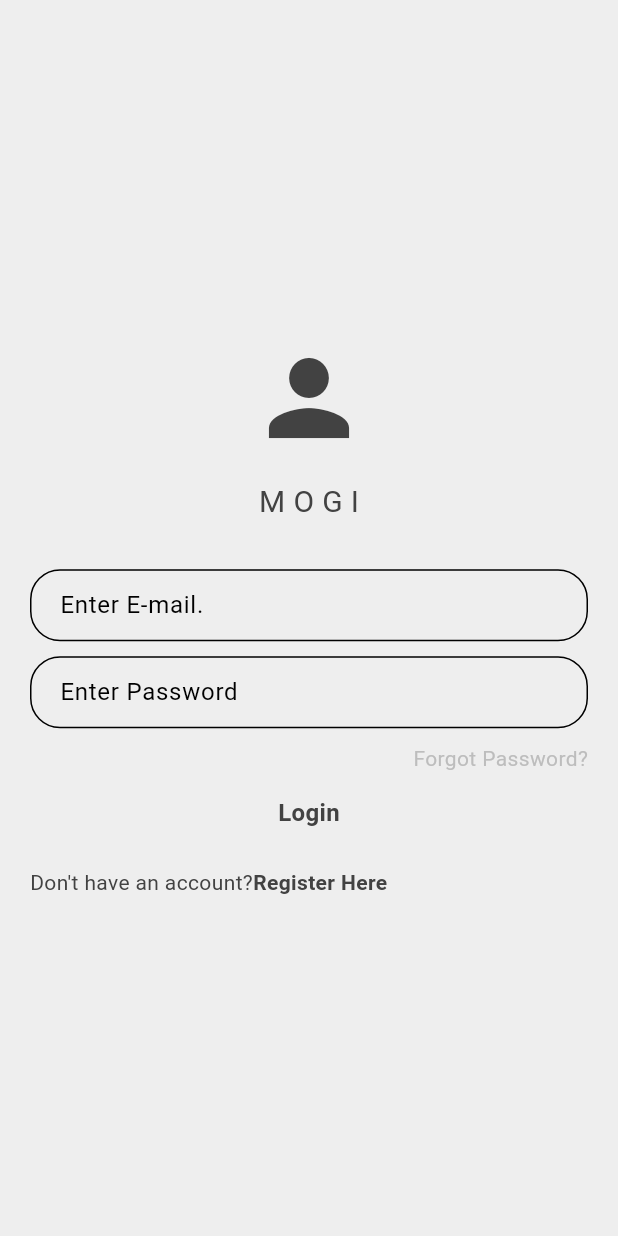
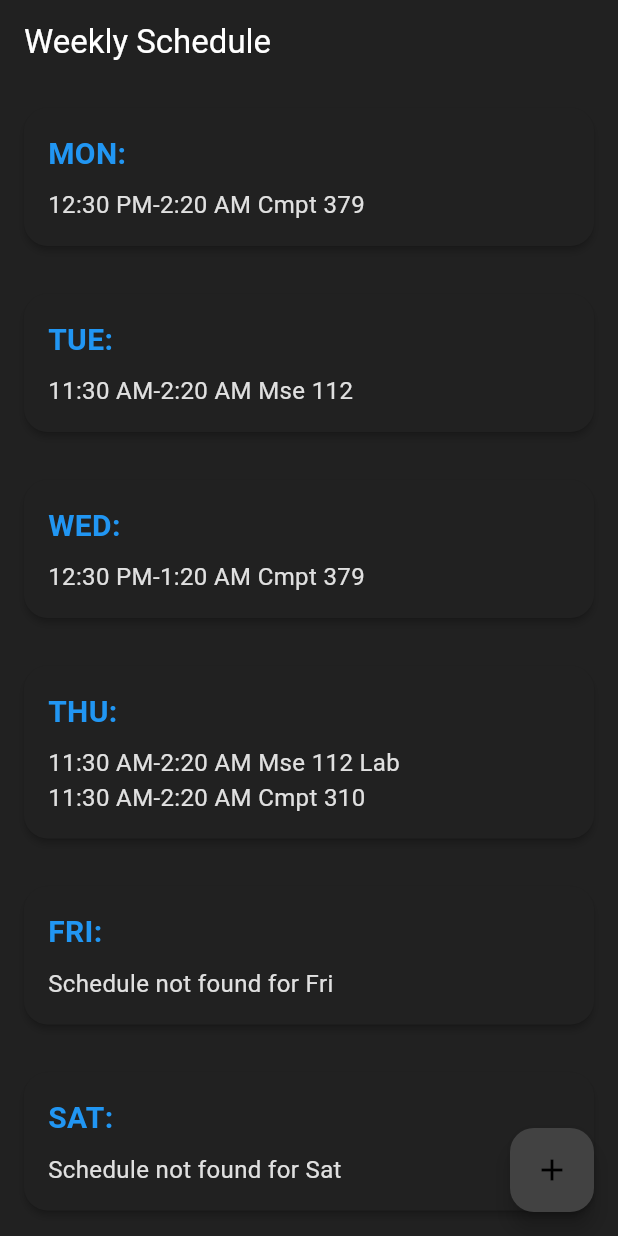
Before and after one commit to teiscen/Guardian, a Flutter app: the screen it shows after launch, on a phone screen of 412 x 824 dp. Run offline on Flutter 3.47's test engine with Material 3 defaults, Android fonts, the phone set to English and light mode, and no system bars; our stand-ins replace calendar_view, firebase_auth, firebase_core; accounts and stored records are empty.

Commit message:
Added weekly calendar

```diff
--- a/lib/components/my_textfield.dart
+++ b/lib/components/my_textfield.dart
@@ -27,4 +27,6 @@ class MyTextfield extends StatelessWidget {
     );
   }
 
+
+
 }
--- a/lib/main.dart
+++ b/lib/main.dart
@@ -3,11 +3,13 @@ import 'package:firebase_core/firebase_core.dart';
 import 'package:guardian/auth/auth.dart';
 import 'package:guardian/auth/login_or_register.dart';
 import 'package:guardian/firebase_options.dart';
+import 'package:guardian/pages/home_page.dart';
 import 'package:guardian/theme/dark_mode.dart';
 import 'package:guardian/theme/light_mode.dart';
 
 import 'pages/login_page.dart';
 import 'pages/register_page.dart';
+import 'pages/calender_page.dart'; // Make sure this import exists
 
 
 void main() async {
@@ -25,8 +27,10 @@ class MyApp extends StatelessWidget {
 	Widget build(BuildContext context) {
     	return MaterialApp(
 			debugShowCheckedModeBanner: false,
-      home: const AuthPage(),
-      theme: lightMode
+      // home: const AuthPage(),
+      // home: const HomePage(),
+      home: const WeeklySchedulePage(activities: mockUserActivities),
+      theme: darkMode
       // theme: lightMode,
       // darkTheme: darkMode,
 		);
--- /dev/null
+++ b/lib/pages/calender_page.dart
@@ -0,0 +1,261 @@
+import 'package:flutter/material.dart';
+
+/*
+// Required positional
+class Date {
+  DayOfWeek day;
+  TimeOfDay time;
+
+  Date(this.day, this.time);
+}
+
+// optional
+class Date {
+  DayOfWeek day;
+  TimeOfDay time;
+
+  Date(this.day, [this.time]);
+}
+*/
+
+enum DayOfWeek {
+  Mon, Tue, Wed, Thu, Fri, Sat, Sun,
+}
+
+class Time {
+  final TimeOfDay start;
+  final TimeOfDay end;
+
+  const Time({required this.start, required this.end});
+}
+
+class Date {
+  final DayOfWeek day;
+  final Time time;
+
+  const Date({required this.day, required this.time});
+}
+
+class Activity{
+  final String name;
+  final List<Date> dates;
+
+  const Activity({required this.name, required this.dates});
+}
+
+const List<Activity> mockUserActivities = [
+  Activity(
+    name: "Mse 112",
+    dates: [
+      Date(day: DayOfWeek.Tue, time: Time(start: TimeOfDay(hour: 11, minute: 30), end: TimeOfDay(hour: 2,  minute: 20)))
+  ]),
+  Activity(
+    name: "Mse 112 Lab",
+    dates: [
+      Date(day: DayOfWeek.Thu, time: Time(start: TimeOfDay(hour: 11, minute: 30), end: TimeOfDay(hour: 2,  minute: 20)))
+  ]),
+  Activity(
+    name: "Cmpt 310",
+    dates: [
+      Date(day: DayOfWeek.Thu, time: Time(start: TimeOfDay(hour: 11, minute: 30), end: TimeOfDay(hour: 2,  minute: 20)))
+  ]),
+  Activity(
+    name: "Cmpt 379",
+    dates: [
+      Date(day: DayOfWeek.Mon, time: Time(start: TimeOfDay(hour: 12, minute: 30), end: TimeOfDay(hour: 2,  minute: 20))),
+      Date(day: DayOfWeek.Wed, time: Time(start: TimeOfDay(hour: 12, minute: 30), end: TimeOfDay(hour: 1,  minute: 20)))
+  ])
+];
+
+class WeeklySchedulePage extends StatefulWidget {
+  final List<Activity> activities;
+
+  const WeeklySchedulePage({super.key, required this.activities});
+
+  @override
+  State<WeeklySchedulePage> createState() => _WeeklySchedulePageState();
+}
+
+class _WeeklySchedulePageState extends State<WeeklySchedulePage> {
+  late List<Activity> _activities;
+
+  @override
+  void initState() {
+    super.initState();
+    _activities = List<Activity>.from(widget.activities);
+  }
+
+  // Helper to get activities for a specific day
+  List<Activity> activitiesForDay(DayOfWeek day) {
+    return _activities.where((activity) =>
+      activity.dates.any((date) => date.day == day)
+    ).toList();
+  }
+
+  // Helper to get all times for an activity on a specific day
+  List<Time> timesForActivityOnDay(Activity activity, DayOfWeek day) {
+    return activity.dates
+      .where((date) => date.day == day)
+      .map((date) => date.time)
+      .toList();
+  }
+
+  void _showAddActivitySheet() {
+    String name = '';
+    DayOfWeek? selectedDay;
+    TimeOfDay? startTime;
+    TimeOfDay? endTime;
+
+    showModalBottomSheet(
+      context: context,
+      isScrollControlled: true,
+      builder: (context) {
+        return Padding(
+          padding: EdgeInsets.only(
+            bottom: MediaQuery.of(context).viewInsets.bottom,
+            left: 16, right: 16, top: 24
+          ),
+          child: StatefulBuilder(
+            builder: (context, setModalState) {
+              return Column(
+                mainAxisSize: MainAxisSize.min,
+                children: [
+                  TextField(
+                    decoration: const InputDecoration(labelText: 'Activity Name'),
+                    onChanged: (value) => name = value,
+                  ),
+                  DropdownButton<DayOfWeek>(
+                    value: selectedDay,
+                    hint: const Text('Select Day'),
+                    isExpanded: true,
+                    items: DayOfWeek.values.map((day) {
+                      return DropdownMenuItem(
+                        value: day,
+                        child: Text(day.name),
+                      );
+                    }).toList(),
+                    onChanged: (day) => setModalState(() => selectedDay = day),
+                  ),
+                  Row(
+                    children: [
+                      Expanded(
+                        child: TextButton(
+                          onPressed: () async {
+                            final picked = await showTimePicker(
+                              context: context,
+                              initialTime: TimeOfDay.now(),
+                            );
+                            if (picked != null) {
+                              setModalState(() => startTime = picked);
+                            }
+                          },
+                          child: Text(startTime == null
+                              ? 'Start Time'
+                              : startTime!.format(context)),
+                        ),
+                      ),
+                      Expanded(
+                        child: TextButton(
+                          onPressed: () async {
+                            final picked = await showTimePicker(
+                              context: context,
+                              initialTime: TimeOfDay.now(),
+                            );
+                            if (picked != null) {
+                              setModalState(() => endTime = picked);
+                            }
+                          },
+                          child: Text(endTime == null
+                              ? 'End Time'
+                              : endTime!.format(context)),
+                        ),
+                      ),
+                    ],
+                  ),
+                  const SizedBox(height: 12),
+                  ElevatedButton(
+                    onPressed: () {
+                      if (name.isNotEmpty && selectedDay != null && startTime != null && endTime != null) {
+                        setState(() {
+                          _activities.add(
+                            Activity(
+                              name: name,
+                              dates: [
+                                Date(
+                                  day: selectedDay!,
+                                  time: Time(start: startTime!, end: endTime!),
+                                )
+                              ],
+                            ),
+                          );
+                        });
+                        Navigator.pop(context);
+                      }
+                    },
+                    child: const Text('Add Activity'),
+                  ),
+                  const SizedBox(height: 16),
+                ],
+              );
+            },
+          ),
+        );
+      },
+    );
+  }
+
+  @override
+  Widget build(BuildContext context) {
+    final days = DayOfWeek.values;
+    return Scaffold(
+      appBar: AppBar(title: const Text('Weekly Schedule')),
+      body: ListView.builder(
+        itemCount: days.length,
+        itemBuilder: (context, index) {
+          final day = days[index];
+          final dayName = day.name.toUpperCase();
+          final dayActivities = activitiesForDay(day);
+
+          return Padding(
+            padding: const EdgeInsets.all(12.0),
+            child: Card(
+              elevation: 2,
+              shape: RoundedRectangleBorder(borderRadius: BorderRadius.circular(16)),
+              child: Padding(
+                padding: const EdgeInsets.all(16.0),
+                child: Column(
+                  crossAxisAlignment: CrossAxisAlignment.start,
+                  children: [
+                    Text('$dayName:', style: const TextStyle(fontWeight: FontWeight.bold, fontSize: 20, color: Colors.blue)),
+                    const SizedBox(height: 8),
+                    if (dayActivities.isEmpty)
+                      Text('Schedule not found for ${day.name}', style: const TextStyle(fontSize: 16))
+                    else
+                      ...dayActivities.map((activity) {
+                        final times = timesForActivityOnDay(activity, day);
+                        return Column(
+                          crossAxisAlignment: CrossAxisAlignment.start,
+                          children: times.map((time) {
+                            final start = time.start.format(context);
+                            final end = time.end.format(context);
+                            return Text('$start-$end ${activity.name}', style: const TextStyle(fontSize: 16));
+                          }).toList(),
+                        );
+                      }),
+                  ],
+                ),
+              ),
+            ),
+          );
+        },
+      ),
+      floatingActionButton: FloatingActionButton(
+        onPressed: _showAddActivitySheet,
+        child: const Icon(Icons.add),
+      ),
+    );
+  }
+}
+
+// To use this page, pass your mockUserActivities:
+// Navigator.push(context, MaterialPageRoute(builder: (_) => WeeklySchedulePage(activities: mockUserActivities)));
--- a/lib/pages/register_page.dart
+++ b/lib/pages/register_page.dart
@@ -132,7 +132,6 @@ class _RegisterPageState extends State<RegisterPage> {
                     )
                   ],
                 )
-
               ]),
           ),
         )
```
Also changed, not shown: lib/components/my_schedule.dart (+3 -10 lines), lib/pages/home_page.dart (+67 -2 lines), 1 other file.
